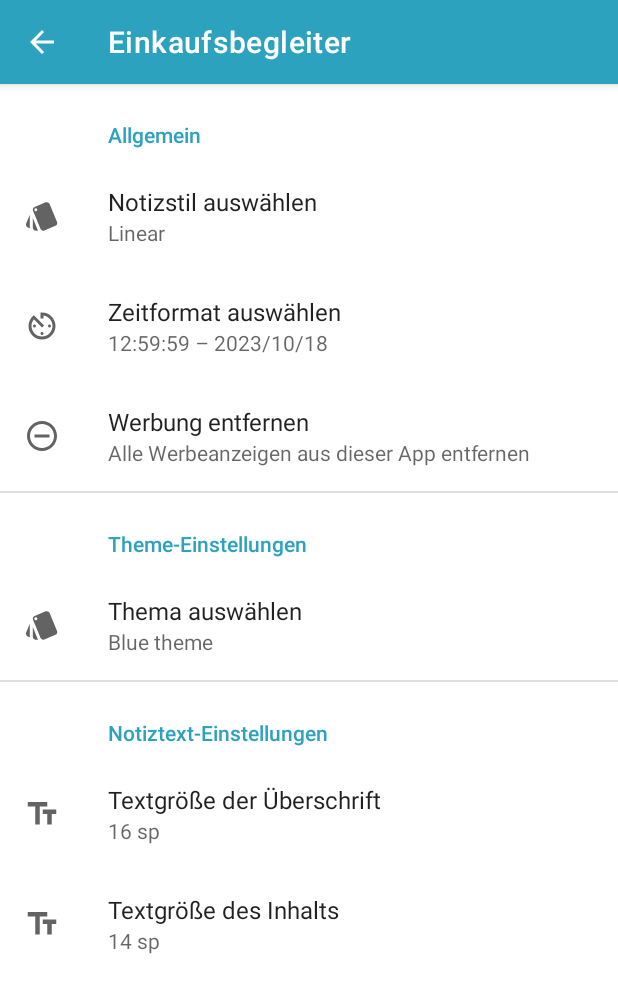
After one commit to samsonalexandre/Check-It-Off, an Android app: the SettingsActivity screen opened directly, with no data from a screen before it, on a phone screen of 412 x 824 dp. The commit adds this screen. Shown: the top 993 px of the screen. Run offline under Robolectric (Android 15) with nearby library versions, the phone set to English and light mode, and no system bars; our stand-ins replace androidx.preference.

Commit message:
SettingsActivity und SettingsFragment

```diff
--- a/app/src/main/java/com/example/einkaufsbegleiter/activities/MainActivity.kt
+++ b/app/src/main/java/com/example/einkaufsbegleiter/activities/MainActivity.kt
@@ -1,5 +1,6 @@
 package com.example.einkaufsbegleiter.activities
 
+import android.content.Intent
 import androidx.appcompat.app.AppCompatActivity
 import android.os.Bundle
 import android.util.Log
@@ -9,6 +10,7 @@ import com.example.einkaufsbegleiter.dialogs.NewListDialog
 import com.example.einkaufsbegleiter.fragments.FragmentManager
 import com.example.einkaufsbegleiter.fragments.NoteFragment
 import com.example.einkaufsbegleiter.fragments.ShopListNamesFragment
+import com.example.einkaufsbegleiter.settings.SettingsActivity
 
 // Diese Klasse repräsentiert die Hauptaktivität der App.
 class MainActivity : AppCompatActivity(), NewListDialog.Listener {
@@ -32,6 +34,7 @@ class MainActivity : AppCompatActivity(), NewListDialog.Listener {
             when(it.itemId) {
                 R.id.settings ->{
                     Log.d("MyLog", "Settings")
+                    startActivity(Intent(this, SettingsActivity::class.java))
                 }
                 // Wechselt zur Notiz-Ansicht (NoteFragment) und aktualisiert die Ansicht.
                 R.id.notes ->{
--- a/app/src/main/java/com/example/einkaufsbegleiter/activities/ShopListActivity.kt
+++ b/app/src/main/java/com/example/einkaufsbegleiter/activities/ShopListActivity.kt
@@ -86,7 +86,7 @@ class ShopListActivity : AppCompatActivity(), ShopListItemAdapter.Listener {
         when (item.itemId) {
             R.id.save_item -> {
                 // Wenn "Speichern" ausgewählt ist, wird ein neues Shop-List-Item hinzugefügt.
-                addNewShopItem()
+                addNewShopItem(edItem?.text.toString())
             }
             R.id.delete_list -> {
                 mainViewModel.deleteShopList(shopListNameItem?.id!!, true)
@@ -106,11 +106,11 @@ class ShopListActivity : AppCompatActivity(), ShopListItemAdapter.Listener {
     }
 
     // Die Methode fügt ein neues Shop-List-Item hinzu.
-    private fun addNewShopItem() {
-        if (edItem?.text.toString().isEmpty())return
+    private fun addNewShopItem(name: String) {
+        if (name.isEmpty())return
         val item = ShopListItem(
             null,
-            edItem?.text.toString(),
+            name,
             "",
             false,
             shopListNameItem?.id!!,
@@ -203,6 +203,7 @@ class ShopListActivity : AppCompatActivity(), ShopListItemAdapter.Listener {
             ShopListItemAdapter.CHECK_BOX -> mainViewModel.updateListItem(shopListItem)
             ShopListItemAdapter.EDIT -> editListItem(shopListItem)
             ShopListItemAdapter.EDIT_LIBRARY_ITEM -> editLibraryItem(shopListItem)
+            ShopListItemAdapter.ADD -> addNewShopItem(shopListItem.name)
             ShopListItemAdapter.DELETE_LIBRARY_ITEM -> {
                 mainViewModel.deleteLibraryItem(shopListItem.id!!)
                 mainViewModel.getAllLibraryItems("%${edItem?.text.toString()}%")
@@ -229,4 +230,20 @@ class ShopListActivity : AppCompatActivity(), ShopListItemAdapter.Listener {
 
         })
     }
+    private fun saveItemCount() {
+        var checkedItemCounter = 0
+        adapter?.currentList?.forEach {
+            if (it.itemChcked) checkedItemCounter++
+        }
+        val tempShopListNameItem = shopListNameItem?.copy(
+            allItemCounter = adapter?.itemCount!!,
+            checkedItemCounter = checkedItemCounter
+        )
+        mainViewModel.updateListName(tempShopListNameItem!!)
+    }
+
+    override fun onBackPressed() {
+        saveItemCount()
+        super.onBackPressed()
+    }
 }
--- a/app/src/main/java/com/example/einkaufsbegleiter/db/ShopListItemAdapter.kt
+++ b/app/src/main/java/com/example/einkaufsbegleiter/db/ShopListItemAdapter.kt
@@ -70,6 +70,9 @@ class ShopListItemAdapter(private val listener: Listener) :
                 }
                 imDelete.setOnClickListener {
                     listener.onClickItem(shopListItem, DELETE_LIBRARY_ITEM)
+                }
+                itemView.setOnClickListener {
+                    listener.onClickItem(shopListItem, ADD)
                 }
             }
 
@@ -155,5 +158,6 @@ class ShopListItemAdapter(private val listener: Listener) :
         const val CHECK_BOX = 1
         const val EDIT_LIBRARY_ITEM = 2
         const val DELETE_LIBRARY_ITEM = 3
+        const val ADD = 4
     }
 }
--- a/app/src/main/java/com/example/einkaufsbegleiter/db/ShopListNameAdapter.kt
+++ b/app/src/main/java/com/example/einkaufsbegleiter/db/ShopListNameAdapter.kt
@@ -1,8 +1,11 @@
 package com.example.einkaufsbegleiter.db
 
+import android.content.Context
+import android.content.res.ColorStateList
 import android.view.LayoutInflater
 import android.view.View
 import android.view.ViewGroup
+import androidx.core.content.ContextCompat
 import androidx.recyclerview.widget.DiffUtil
 import androidx.recyclerview.widget.ListAdapter
 import androidx.recyclerview.widget.RecyclerView
@@ -33,6 +36,13 @@ class ShopListNameAdapter(private val listener: Listener): ListAdapter<ShopListN
         fun setData(shopListNameItem: ShopListNameItem, listener: Listener) = with(binding) {
             tvListName.text = shopListNameItem.name
             tvTime.text = shopListNameItem.time
+            pBar.max = shopListNameItem.allItemCounter
+            pBar.progress = shopListNameItem.checkedItemCounter
+            val colorState = ColorStateList.valueOf(getProgressColorState(shopListNameItem, binding.root.context))
+            pBar.progressTintList = colorState
+            counterCard.backgroundTintList = colorState
+            val counterText = "${shopListNameItem.checkedItemCounter}/${shopListNameItem.allItemCounter}"
+            tvCounter.text = counterText
             itemView.setOnClickListener {
                 listener.onClickItem(shopListNameItem)
             }
@@ -47,6 +57,14 @@ class ShopListNameAdapter(private val listener: Listener): ListAdapter<ShopListN
                 listener.editItem(shopListNameItem)
             }
 
+        }
+
+        private fun getProgressColorState(item: ShopListNameItem, context: Context): Int {
+            return if (item.checkedItemCounter == item.allItemCounter) {
+                ContextCompat.getColor(context, R.color.green_main)
+            } else {
+                ContextCompat.getColor(context, R.color.red_main)
+            }
         }
 
         // Diese Methode erstellt einen neuen Eintragsholder.
--- a/app/src/main/java/com/example/einkaufsbegleiter/entities/ShopListNameItem.kt
+++ b/app/src/main/java/com/example/einkaufsbegleiter/entities/ShopListNameItem.kt
@@ -18,7 +18,7 @@ data class ShopListNameItem(
     val time: String, //Dieses Feld speichert den Zeitstempel, wann die Einkaufsliste erstellt oder zuletzt aktualisiert wurde.
 
     @ColumnInfo (name = "allItemCount")
-    val appItemCounter: Int, //Dieses Feld enthält die Gesamtanzahl der Artikel in der Einkaufsliste.
+    val allItemCounter: Int, //Dieses Feld enthält die Gesamtanzahl der Artikel in der Einkaufsliste.
 
     @ColumnInfo (name = "checkedItemCounter")
     val checkedItemCounter: Int, //Hier wird die Anzahl der bereits abgehakten Artikel in der Einkaufsliste gespeichert.
--- /dev/null
+++ b/app/src/main/java/com/example/einkaufsbegleiter/settings/SettingsActivity.kt
@@ -0,0 +1,24 @@
+package com.example.einkaufsbegleiter.settings
+
+import androidx.appcompat.app.AppCompatActivity
+import android.os.Bundle
+import android.view.MenuItem
+import com.example.einkaufsbegleiter.R
+
+class SettingsActivity : AppCompatActivity() {
+    override fun onCreate(savedInstanceState: Bundle?) {
+        super.onCreate(savedInstanceState)
+        setContentView(R.layout.activity_settings)
+        if (savedInstanceState == null) {
+            supportFragmentManager
+                .beginTransaction()
+                .replace(R.id.placeHolder, SettingsFragment()).commit()
+        }
+        supportActionBar?.setDisplayHomeAsUpEnabled(true)
+    }
+
+    override fun onOptionsItemSelected(item: MenuItem): Boolean {
+        if (item.itemId == android.R.id.home) finish()
+        return super.onOptionsItemSelected(item)
+    }
+}
--- /dev/null
+++ b/app/src/main/java/com/example/einkaufsbegleiter/settings/SettingsFragment.kt
@@ -0,0 +1,11 @@
+package com.example.einkaufsbegleiter.settings
+
+import android.os.Bundle
+import androidx.preference.PreferenceFragmentCompat
+import com.example.einkaufsbegleiter.R
+
+class SettingsFragment: PreferenceFragmentCompat() {
+    override fun onCreatePreferences(savedInstanceState: Bundle?, rootKey: String?) {
+        setPreferencesFromResource(R.xml.settings_preference, rootKey)
+    }
+}
--- /dev/null
+++ b/app/src/main/res/layout/activity_settings.xml
@@ -0,0 +1,10 @@
+<?xml version="1.0" encoding="utf-8"?>
+<FrameLayout xmlns:android="http://schemas.android.com/apk/res/android"
+    xmlns:app="http://schemas.android.com/apk/res-auto"
+    android:id="@+id/placeHolder"
+    xmlns:tools="http://schemas.android.com/tools"
+    android:layout_width="match_parent"
+    android:layout_height="match_parent"
+    tools:context=".settings.SettingsActivity">
+
+</FrameLayout>
--- /dev/null
+++ b/app/src/main/res/values/arrays.xml
@@ -0,0 +1,44 @@
+<?xml version="1.0" encoding="utf-8"?>
+<resources>
+    <string-array name="note_style_array">
+       <item>Linear</item>
+       <item>Grid</item>
+    </string-array>
+    <string-array name="note_style_values">
+        <item>Linear</item>
+        <item>Grid</item>
+    </string-array>
+
+    <string-array name="time_format_array">
+        <item>12:59:59 – 2023/10/18</item>
+        <item>12:59:59 – 18/10/2023</item>
+    </string-array>
+    <string-array name="time_format_values">
+        <item>hh:mm:ss - yyyy/MM/dd</item>
+        <item>hh:mm:ss - dd/MM/yyyy</item>
+    </string-array>
+
+    <string-array name="chose_theme_array">
+        <item>Blue theme</item>
+        <item>Red theme</item>
+    </string-array>
+    <string-array name="chose_theme_values">
+        <item>blue</item>
+        <item>red</item>
+    </string-array>
+
+    <string-array name="text_size_array">
+        <item>12 sp</item>
+        <item>14 sp</item>
+        <item>16 sp</item>
+        <item>18 sp</item>
+        <item>20 sp</item>
+    </string-array>
+    <string-array name="text_size_values">
+        <item>12</item>
+        <item>14</item>
+        <item>16</item>
+        <item>18</item>
+        <item>20</item>
+    </string-array>
+</resources>
--- a/app/src/main/res/values/themes.xml
+++ b/app/src/main/res/values/themes.xml
@@ -57,6 +57,6 @@
     </style>
 
     <style name="Theme.Einkaufsbegleiter" parent="Base.Theme.Einkaufsbegleiter">
-    <item name="colorSecondary">@color/white</item>
+    <item name="colorSecondary">@color/blue_light</item>
 </style>
 </resources>
--- /dev/null
+++ b/app/src/main/res/xml/settings_preference.xml
@@ -0,0 +1,60 @@
+<?xml version="1.0" encoding="utf-8"?>
+<PreferenceScreen xmlns:android="http://schemas.android.com/apk/res/android"
+    xmlns:app="http://schemas.android.com/apk/res-auto">
+
+    <PreferenceCategory android:title="@string/general" >
+
+        <ListPreference
+            android:defaultValue="Linear"
+            android:entries="@array/note_style_array"
+            android:entryValues="@array/note_style_values"
+            android:key="note_style_key"
+            android:icon="@drawable/ic_style"
+            app:useSimpleSummaryProvider="true"
+            android:title="@string/chose_note_style" />
+        <ListPreference
+            android:defaultValue="hh:mm:ss - yyyy/MM/dd"
+            android:entries="@array/time_format_array"
+            android:entryValues="@array/time_format_values"
+            android:key="time_format_key"
+            android:icon="@drawable/ic_time_format"
+            app:useSimpleSummaryProvider="true"
+            android:title="@string/chose_time_format" />
+        <Preference
+            android:title="@string/remove_ads"
+            android:key="remove_ads_key"
+            android:summary="@string/remove_ads_summary"
+            android:icon="@drawable/ic_remove_ads"
+            />
+    </PreferenceCategory>
+    <PreferenceCategory android:title="@string/theme_settings">
+
+        <ListPreference
+            android:defaultValue="blue"
+            android:entries="@array/chose_theme_array"
+            android:entryValues="@array/chose_theme_values"
+            android:key="theme_key"
+            android:icon="@drawable/ic_theme_style"
+            app:useSimpleSummaryProvider="true"
+            android:title="@string/chose_theme" />
+    </PreferenceCategory>
+    <PreferenceCategory android:title="@string/note_text_settings">
+
+        <ListPreference
+            android:defaultValue="16"
+            android:entries="@array/text_size_array"
+            android:entryValues="@array/text_size_values"
+            android:key="title_size_key"
+            android:icon="@drawable/ic_text"
+            app:useSimpleSummaryProvider="true"
+            android:title="@string/title_text_size" />
+        <ListPreference
+            android:defaultValue="14"
+            android:entries="@array/text_size_array"
+            android:entryValues="@array/text_size_values"
+            android:key="content_size_key"
+            android:icon="@drawable/ic_text"
+            app:useSimpleSummaryProvider="true"
+            android:title="@string/content_text_size" />
+    </PreferenceCategory>
+</PreferenceScreen>
```
Also changed, not shown: app/src/main/AndroidManifest.xml (+6 -3 lines).
